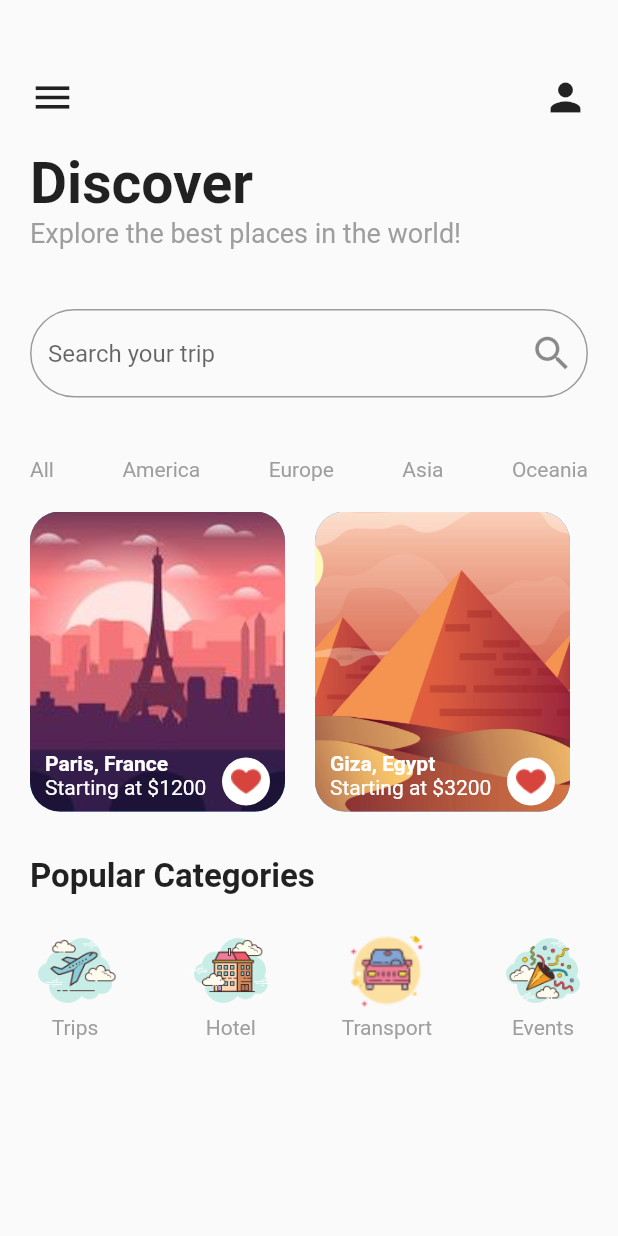
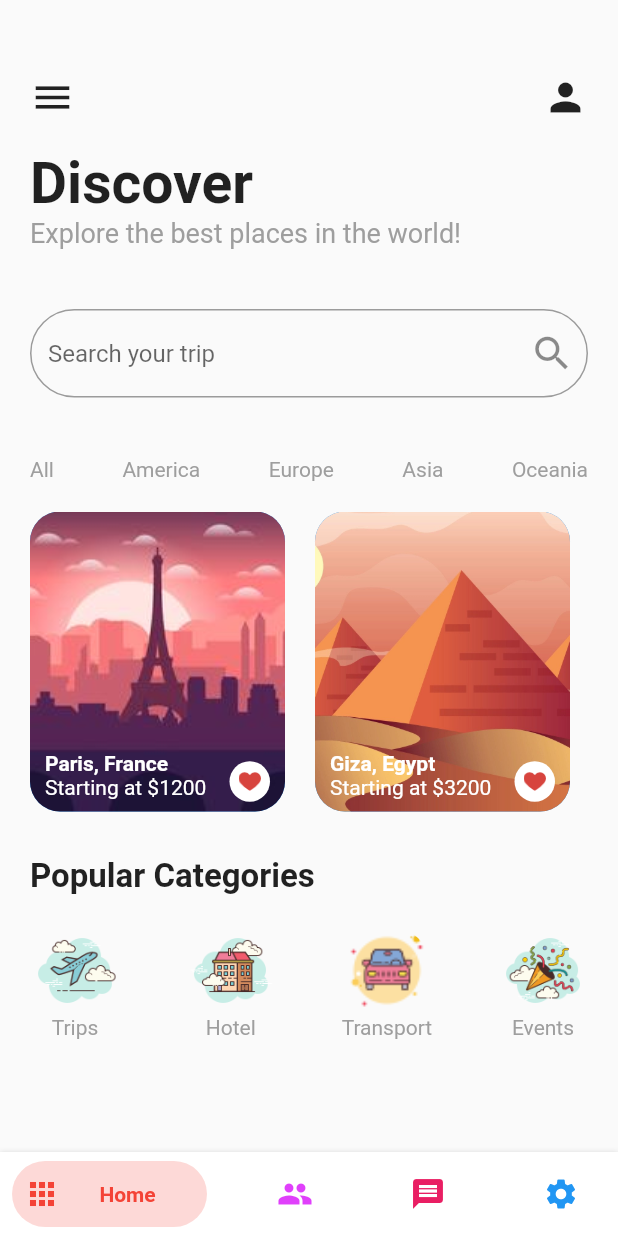
Before and after one commit to VicOntiri/News_app-complete, a Flutter app: the screen it shows after launch, on a phone screen of 412 x 824 dp. Run offline on Flutter 3.47's test engine with Material 2 defaults, Android fonts, the phone set to English and light mode, and no system bars; drawn by our look-alikes of bottom_navy_bar.

Commit message:
added update to the travel app

```diff
--- a/travel_app/lib/screens/home_screen.dart
+++ b/travel_app/lib/screens/home_screen.dart
@@ -1,6 +1,10 @@
+import 'package:bottom_navy_bar/bottom_navy_bar.dart';
 import 'package:flutter/material.dart';
 import 'package:travel_app/data/data.dart';
 import 'package:travel_app/models/destination.dart';
+import 'package:travel_app/screens/destination_screen.dart';
+import 'package:travel_app/widgets/custom_category_widget.dart';
+import 'package:travel_app/widgets/custom_heart_icon.dart';
 
 class HomeScreen extends StatefulWidget {
   HomeScreen({Key? key}) : super(key: key);
@@ -10,6 +14,8 @@ class HomeScreen extends StatefulWidget {
 }
 
 class _HomeScreenState extends State<HomeScreen> {
+  int _currentIndex = 0;
+
   @override
   Widget build(BuildContext context) {
     return Scaffold(
@@ -118,7 +124,16 @@ class _HomeScreenState extends State<HomeScreen> {
                 itemCount: all_destinations.length,
                 itemBuilder: (BuildContext context, int index) {
                   Destination destination = all_destinations[index];
-                  return Container(
+                  return GestureDetector(
+                    onTap: () => Navigator.push(
+                      context,
+                      MaterialPageRoute(
+                        builder: (_) => DestinationScreen(
+                          singleDestination: destination,
+                        ),
+                      ),
+                    ),
+                    child: Container(
                       margin: EdgeInsets.only(right: 20.0),
                       height: 200.0,
                       width: 170.0,
@@ -164,25 +179,12 @@ class _HomeScreenState extends State<HomeScreen> {
                                     ),
                                   ],
                                 ),
-                              Container(
-                                padding: EdgeInsets.all(6.0),
-                                decoration: BoxDecoration(
-                                  color: Colors.white,
-                                  borderRadius: BorderRadius.circular(50.0),
-                                ),
-                                child: Image(
-                                  height: 20.0,
-                                  width: 20.0,
-                                  image: AssetImage(
-                                    'assets/images/heart.png',
-                                  ),
-                                  fit: BoxFit.contain,
-                                ),
-                              )
+                                CustomHeartIcon()
                               ],
                             ),
                           ),
                         ],
+                      ),
                     ),
                   );
                 },
@@ -225,44 +227,41 @@ class _HomeScreenState extends State<HomeScreen> {
           ],
         ),
       ),
+      bottomNavigationBar: BottomNavyBar(
+        selectedIndex: _currentIndex,
+        showElevation: true,
+        itemCornerRadius: 24,
+        curve: Curves.easeIn,
+        onItemSelected: (index) => setState(() => _currentIndex = index),
+        items: <BottomNavyBarItem>[
+          BottomNavyBarItem(
+            icon: Icon(Icons.apps),
+            title: Text('Home'),
+            activeColor: Colors.red,
+            textAlign: TextAlign.center,
+          ),
+          BottomNavyBarItem(
+            icon: Icon(Icons.people),
+            title: Text('Users'),
+            activeColor: Colors.purpleAccent,
+            textAlign: TextAlign.center,
+          ),
+          BottomNavyBarItem(
+            icon: Icon(Icons.message),
+            title: Text(
+              'Messages test for mes teset test test ',
+            ),
+            activeColor: Colors.pink,
+            textAlign: TextAlign.center,
+          ),
+          BottomNavyBarItem(
+            icon: Icon(Icons.settings),
+            title: Text('Settings'),
+            activeColor: Colors.blue,
+            textAlign: TextAlign.center,
+          ),
+        ],
+      ),
     );
   }
 }
-
-class CategoryWidget extends StatelessWidget {
-  const CategoryWidget({
-    Key? key,
-    required this.title,
-    required this.imageUrl,
-  }) : super(key: key);
-
-  final String title;
-  final String imageUrl;
-
-  @override
-  Widget build(BuildContext context) {
-    return Column(
-      crossAxisAlignment: CrossAxisAlignment.center,
-      mainAxisAlignment: MainAxisAlignment.center,
-      children: [
-        ClipRRect(
-          borderRadius: BorderRadius.circular(30),
-          child: Image(
-            height: 60.0,
-            width: 60.0,
-            image: AssetImage(
-              imageUrl,
-            ),
-            fit: BoxFit.contain,
-          ),
-        ),
-        Text(
-          title,
-          style: TextStyle(
-            color: Colors.grey,
-          ),
-        ),
-      ],
-    );
-  }
-}
--- /dev/null
+++ b/travel_app/lib/widgets/custom_category_widget.dart
@@ -0,0 +1,39 @@
+import 'package:flutter/material.dart';
+
+class CategoryWidget extends StatelessWidget {
+  const CategoryWidget({
+    Key? key,
+    required this.title,
+    required this.imageUrl,
+  }) : super(key: key);
+
+  final String title;
+  final String imageUrl;
+
+  @override
+  Widget build(BuildContext context) {
+    return Column(
+      crossAxisAlignment: CrossAxisAlignment.center,
+      mainAxisAlignment: MainAxisAlignment.center,
+      children: [
+        ClipRRect(
+          borderRadius: BorderRadius.circular(30),
+          child: Image(
+            height: 60.0,
+            width: 60.0,
+            image: AssetImage(
+              imageUrl,
+            ),
+            fit: BoxFit.contain,
+          ),
+        ),
+        Text(
+          title,
+          style: TextStyle(
+            color: Colors.grey,
+          ),
+        ),
+      ],
+    );
+  }
+}
--- /dev/null
+++ b/travel_app/lib/widgets/custom_heart_icon.dart
@@ -0,0 +1,26 @@
+import 'package:flutter/material.dart';
+
+class CustomHeartIcon extends StatelessWidget {
+  const CustomHeartIcon({
+    Key? key,
+  }) : super(key: key);
+
+  @override
+  Widget build(BuildContext context) {
+    return Container(
+      padding: EdgeInsets.all(6.0),
+      decoration: BoxDecoration(
+        color: Colors.white,
+        borderRadius: BorderRadius.circular(50.0),
+      ),
+      child: Image(
+        height: 15.0,
+        width: 15.0,
+        image: AssetImage(
+          'assets/images/heart.png',
+        ),
+        fit: BoxFit.contain,
+      ),
+    );
+  }
+}
--- a/travel_app/pubspec.yaml
+++ b/travel_app/pubspec.yaml
@@ -36,6 +36,7 @@ dependencies:
   # The following adds the Cupertino Icons font to your application.
   # Use with the CupertinoIcons class for iOS style icons.
   cupertino_icons: ^1.0.2
+  bottom_navy_bar: ^6.0.0
 
 dev_dependencies:
   flutter_test:
```
Also changed, not shown: travel_app/lib/screens/destination_screen.dart (added, +84 -0 lines), travel_app/pubspec.lock. Lines whose indentation alone changed are shown as unchanged.
